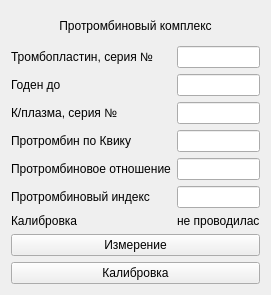
This is choisedialog/ko5.ui in krang4d/Agrekola as Qt 5 draws it before an edit. The edited form follows.
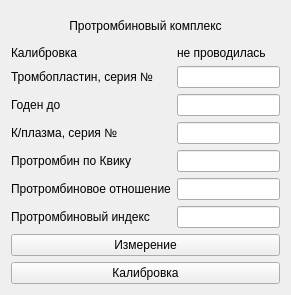
This is the edited form.

Diff of the .ui file:
```diff
--- a/choisedialog/ko5.ui
+++ b/choisedialog/ko5.ui
@@ -6,7 +6,7 @@
    <rect>
     <x>0</x>
     <y>0</y>
-    <width>271</width>
+    <width>291</width>
     <height>295</height>
    </rect>
   </property>
@@ -29,6 +29,26 @@
    </item>
    <item>
     <layout class="QFormLayout" name="formLayout">
+     <item row="0" column="0">
+      <widget class="QLabel" name="label_9">
+       <property name="text">
+        <string>Калибровка</string>
+       </property>
+      </widget>
+     </item>
+     <item row="0" column="1">
+      <widget class="QLabel" name="label_calibrationData">
+       <property name="minimumSize">
+        <size>
+         <width>40</width>
+         <height>0</height>
+        </size>
+       </property>
+       <property name="text">
+        <string>не проводилась</string>
+       </property>
+      </widget>
+     </item>
      <item row="1" column="0">
       <widget class="QLabel" name="label_1">
        <property name="text">
@@ -68,7 +88,7 @@
      <item row="3" column="1">
       <widget class="QLineEdit" name="lineEdit_3"/>
      </item>
-     <item row="5" column="0">
+     <item row="4" column="0">
       <widget class="QLabel" name="label_4">
        <property name="text">
         <string>Протромбин по Квику</string>
@@ -78,10 +98,10 @@
        </property>
       </widget>
      </item>
-     <item row="5" column="1">
+     <item row="4" column="1">
       <widget class="QLineEdit" name="lineEdit_4"/>
      </item>
-     <item row="6" column="0">
+     <item row="5" column="0">
       <widget class="QLabel" name="label_5">
        <property name="text">
         <string>Протромбиновое отношение</string>
@@ -91,10 +111,10 @@
        </property>
       </widget>
      </item>
-     <item row="6" column="1">
+     <item row="5" column="1">
       <widget class="QLineEdit" name="lineEdit_5"/>
      </item>
-     <item row="7" column="0">
+     <item row="6" column="0">
       <widget class="QLabel" name="label_6">
        <property name="text">
         <string>Протромбиновый индекс</string>
@@ -104,29 +124,9 @@
        </property>
       </widget>
      </item>
-     <item row="7" column="1">
+     <item row="6" column="1">
       <widget class="QLineEdit" name="lineEdit_6"/>
      </item>
-     <item row="8" column="0">
-      <widget class="QLabel" name="label_9">
-       <property name="text">
-        <string>Калибровка</string>
-       </property>
-      </widget>
-     </item>
-     <item row="8" column="1">
-      <widget class="QLabel" name="label_calibrationData">
-       <property name="minimumSize">
-        <size>
-         <width>40</width>
-         <height>0</height>
-        </size>
-       </property>
-       <property name="text">
-        <string>не проводилась</string>
-       </property>
-      </widget>
-     </item>
     </layout>
    </item>
    <item>
```
